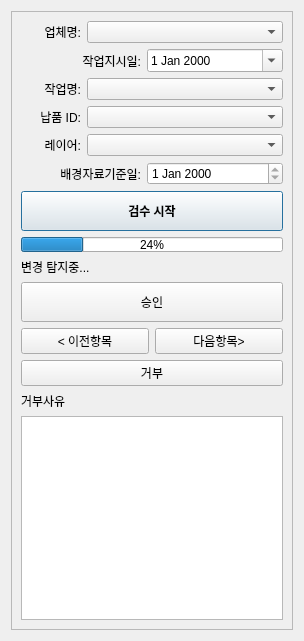
Old version of the form ui/inspect.ui in the repository kimjs4384/NgiiMapJobManager.
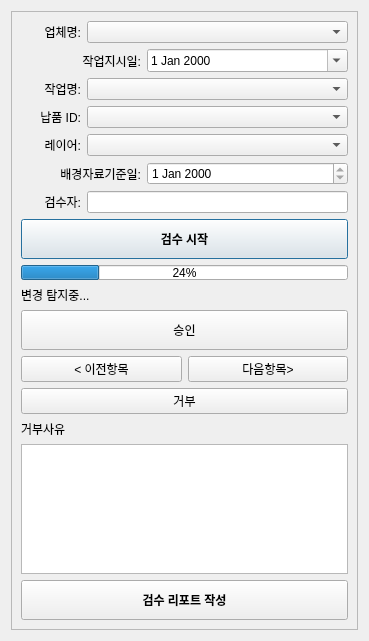
New version of the form.

Commit message: 검수수행 이전까지 문제들 수정

```diff
--- a/ui/inspect.ui
+++ b/ui/inspect.ui
@@ -9,7 +9,7 @@
    <rect>
     <x>0</x>
     <y>0</y>
-    <width>304</width>
+    <width>369</width>
     <height>641</height>
    </rect>
   </property>
@@ -33,14 +33,12 @@
        <rect>
         <x>0</x>
         <y>0</y>
-        <width>280</width>
+        <width>345</width>
         <height>617</height>
        </rect>
       </property>
       <layout class="QGridLayout" name="gridLayout_2">
        <item row="0" column="0">
-        <layout class="QVBoxLayout" name="verticalLayout_2">
-         <item>
           <layout class="QVBoxLayout" name="verticalLayout">
            <item>
             <layout class="QHBoxLayout" name="horizontalLayout_5">
@@ -204,9 +202,39 @@
              </item>
             </layout>
            </item>
-          </layout>
+         <item>
+          <layout class="QHBoxLayout" name="horizontalLayout_4">
+           <item>
+            <widget class="QLabel" name="label_99">
+             <property name="maximumSize">
+              <size>
+               <width>60</width>
+               <height>16777215</height>
+              </size>
+             </property>
+             <property name="text">
+              <string>검수자:</string>
+             </property>
+             <property name="alignment">
+              <set>Qt::AlignRight|Qt::AlignTrailing|Qt::AlignVCenter</set>
+             </property>
+            </widget>
          </item>
          <item>
+            <widget class="QLineEdit" name="edt_inpector">
+             <property name="sizePolicy">
+              <sizepolicy hsizetype="Preferred" vsizetype="Fixed">
+               <horstretch>0</horstretch>
+               <verstretch>0</verstretch>
+              </sizepolicy>
+             </property>
+            </widget>
+           </item>
+          </layout>
+         </item>
+        </layout>
+       </item>
+       <item row="1" column="0">
           <widget class="QPushButton" name="btn_start_inspect">
            <property name="minimumSize">
             <size>
@@ -225,7 +253,7 @@
            </property>
           </widget>
          </item>
-         <item>
+       <item row="2" column="0">
           <widget class="QProgressBar" name="progressBar">
            <property name="maximumSize">
             <size>
@@ -238,14 +266,14 @@
            </property>
           </widget>
          </item>
-         <item>
+       <item row="3" column="0">
           <widget class="QLabel" name="lbl_progress">
            <property name="text">
             <string>변경 탐지중...</string>
            </property>
           </widget>
          </item>
-         <item>
+       <item row="4" column="0">
           <widget class="QPushButton" name="btn_accept">
            <property name="minimumSize">
             <size>
@@ -258,7 +286,7 @@
            </property>
           </widget>
          </item>
-         <item>
+       <item row="5" column="0">
           <layout class="QHBoxLayout" name="horizontalLayout">
            <item>
             <widget class="QPushButton" name="btn_prev">
@@ -276,21 +304,21 @@
            </item>
           </layout>
          </item>
-         <item>
+       <item row="6" column="0">
           <widget class="QPushButton" name="btn_reject">
            <property name="text">
             <string>거부</string>
            </property>
           </widget>
          </item>
-         <item>
+       <item row="7" column="0">
           <widget class="QLabel" name="label_4">
            <property name="text">
             <string>거부사유</string>
            </property>
           </widget>
          </item>
-         <item>
+       <item row="8" column="0">
           <widget class="QPlainTextEdit" name="edt_reject_reason">
            <property name="minimumSize">
             <size>
@@ -306,7 +334,24 @@
            </property>
           </widget>
          </item>
-        </layout>
+       <item row="9" column="0">
+        <widget class="QPushButton" name="btn_make_report">
+         <property name="minimumSize">
+          <size>
+           <width>0</width>
+           <height>40</height>
+          </size>
+         </property>
+         <property name="font">
+          <font>
+           <weight>75</weight>
+           <bold>true</bold>
+          </font>
+         </property>
+         <property name="text">
+          <string>검수 리포트 작성</string>
+         </property>
+        </widget>
        </item>
       </layout>
      </widget>
```
Lines whose indentation alone changed are shown as unchanged. The commit also changes 7 other files.
